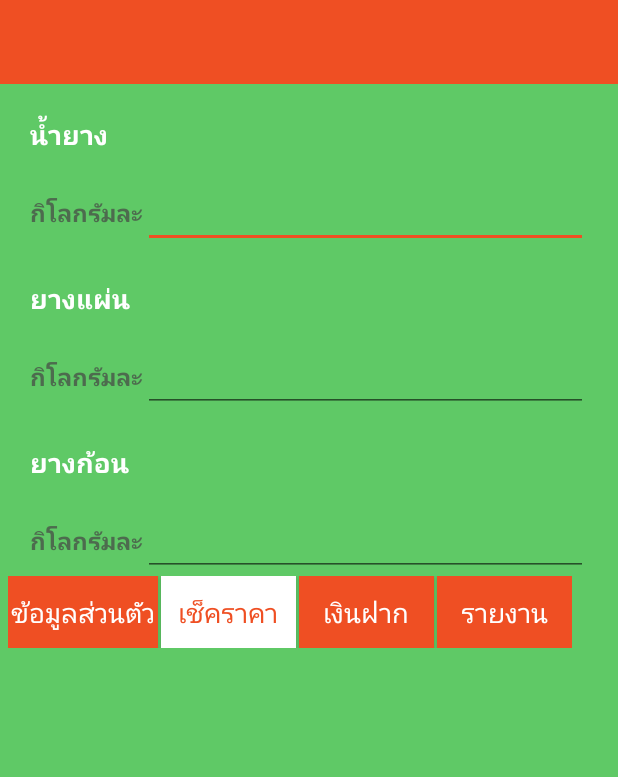
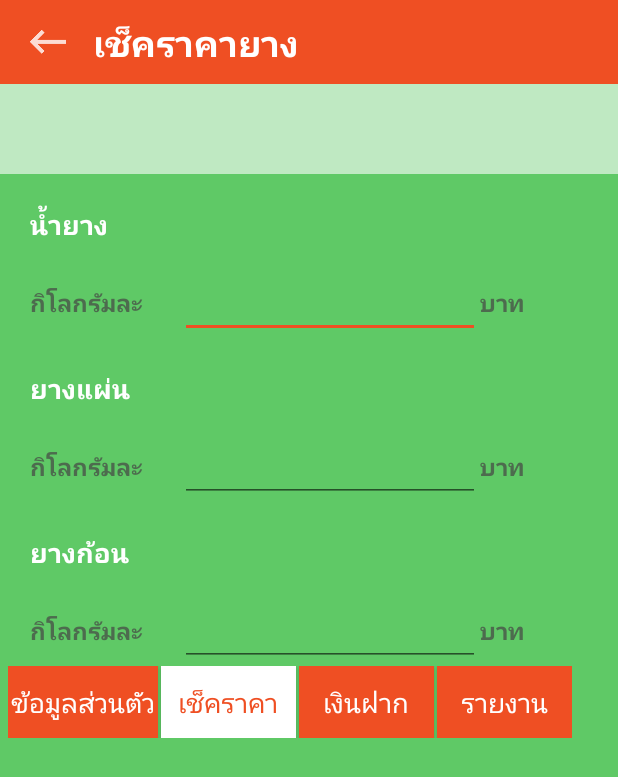
Before and after one commit to RMUTSV/BRubber, an Android app: the layout fragment_c_checkprice.xml on its own in the app's theme, with its tools: preview values and no code run, on a phone screen of 412 x 824 dp. Shown: the top 777 px of the screen. Run offline under Robolectric (Android 15) with nearby library versions, the phone set to English and light mode, and no system bars.

Commit message:
Java Class

```diff
--- a/app/src/main/res/layout/fragment_c_checkprice.xml
+++ b/app/src/main/res/layout/fragment_c_checkprice.xml
@@ -11,7 +11,28 @@
         android:layout_height="?actionBarSize"
         android:background="@color/colorAccent"
         android:theme="@style/ThemeOverlay.AppCompat.Dark.ActionBar">
+
+        <ImageView
+            android:id="@+id/btnBack"
+            android:src="@drawable/ic_action_back"
+            android:layout_width="wrap_content"
+            android:layout_height="wrap_content" />
+
+        <TextView
+            android:layout_marginLeft="30dp"
+            android:textStyle="bold"
+            android:textColor="@color/colorWhite"
+            android:textSize="@dimen/h1"
+            android:text="เช็คราคายาง"
+            android:layout_width="match_parent"
+            android:layout_height="wrap_content" />
+
     </android.support.v7.widget.Toolbar>
+
+    <TextView
+        android:background="#99ffffff"
+        android:layout_width="match_parent"
+        android:layout_height="60dp" />
 
     <!--น้ำยาง-->
     <LinearLayout
@@ -41,21 +62,25 @@
                 android:textSize="16dp"
                 android:textStyle="bold"
                 android:text="ิกิโลกรัมละ"
-                android:layout_width="wrap_content"
+                android:layout_width="100dp"
                 android:layout_height="wrap_content" />
 
-
             <EditText
-                android:layout_width="match_parent"
+                android:layout_width="200dp"
                 android:layout_height="wrap_content"
                 android:textSize="@dimen/h1"
                 android:textColor="@color/colorWhite" />
 
+            <TextView
+                android:textColor="#b4464444"
+                android:textSize="16dp"
+                android:textStyle="bold"
+                android:text="ิบาท"
+                android:layout_width="match_parent"
+                android:layout_height="wrap_content" />
 
         </LinearLayout>
-
     </LinearLayout>
-
 
     <!--ยางแผ่น-->
     <LinearLayout
@@ -85,15 +110,24 @@
                 android:textSize="16dp"
                 android:textStyle="bold"
                 android:text="ิกิโลกรัมละ"
-                android:layout_width="wrap_content"
+                android:layout_width="100dp"
                 android:layout_height="wrap_content" />
 
 
             <EditText
-                android:layout_width="match_parent"
+                android:layout_width="200dp"
                 android:layout_height="wrap_content"
                 android:textSize="@dimen/h1"
                 android:textColor="@color/colorWhite" />
+
+            <TextView
+                android:textColor="#b4464444"
+                android:textSize="16dp"
+                android:textStyle="bold"
+                android:text="บาท"
+                android:layout_width="match_parent"
+                android:layout_height="wrap_content" />
+
 
         </LinearLayout>
 
@@ -128,25 +162,32 @@
                 android:textSize="16dp"
                 android:textStyle="bold"
                 android:text="ิกิโลกรัมละ"
-                android:layout_width="wrap_content"
+                android:layout_width="100dp"
                 android:layout_height="wrap_content" />
 
-
             <EditText
-                android:layout_width="match_parent"
+                android:layout_width="200dp"
                 android:layout_height="wrap_content"
                 android:textSize="@dimen/h1"
                 android:textColor="@color/colorWhite" />
+
+            <TextView
+                android:textColor="#b4464444"
+                android:textSize="16dp"
+                android:textStyle="bold"
+                android:text="บาท"
+                android:layout_width="match_parent"
+                android:layout_height="wrap_content" />
+
 
         </LinearLayout>
 
     </LinearLayout>
 
-
     <!--menu-->
     <LinearLayout
+        android:layout_marginLeft="5dp"
         android:layout_marginRight="5dp"
-        android:layout_marginLeft="5dp"
         android:layout_width="wrap_content"
         android:layout_height="wrap_content">
 
@@ -187,5 +228,4 @@
 
     </LinearLayout>
 
-
 </LinearLayout>
```
Lines whose indentation alone changed are shown as unchanged.
